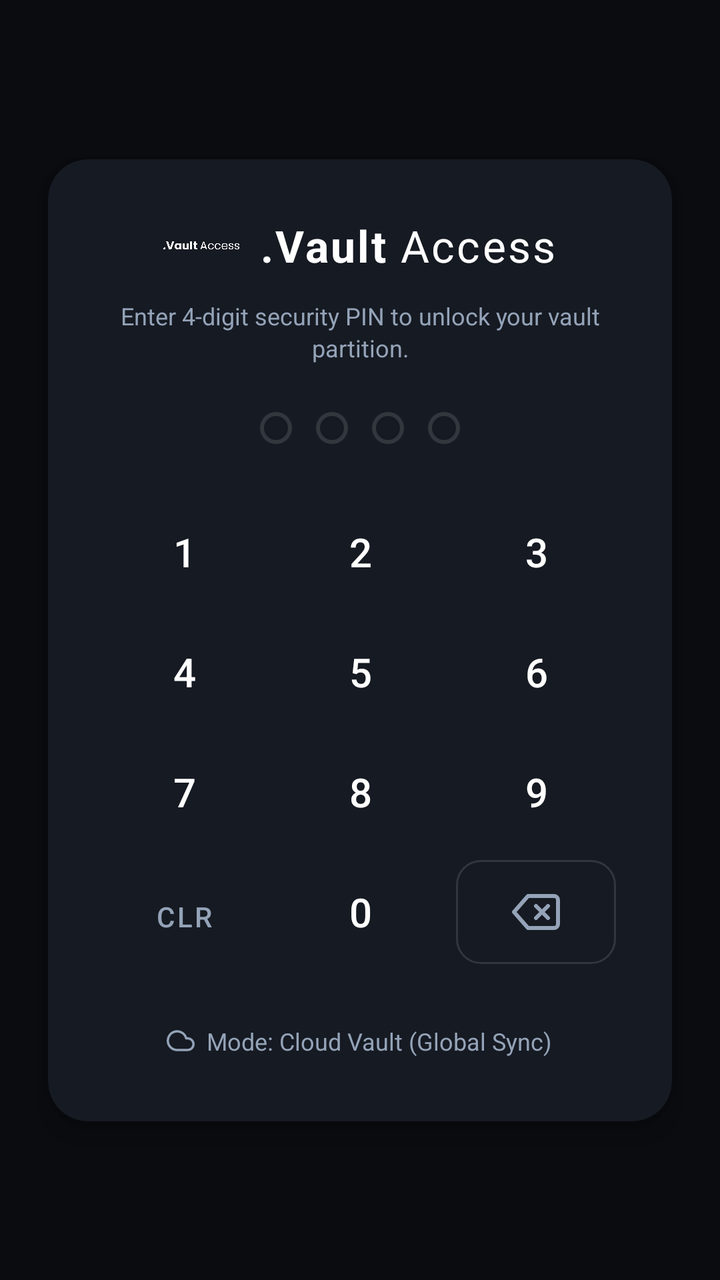
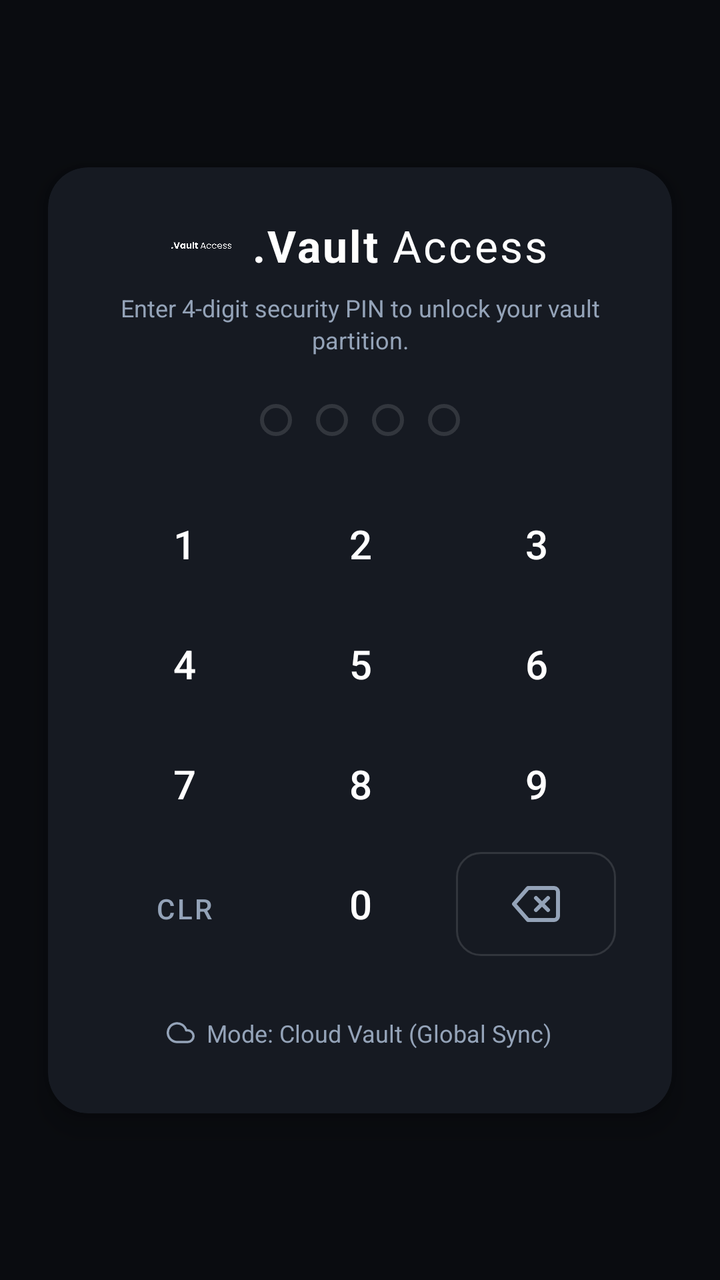

Screens rendered from an Android XML layout before and after an edit, with the pre-edit source and the edit as a unified diff.
<!-- AndroidManifest.xml: activity theme Theme.GhostFileShuttler.Splash -->
<!-- res/layout/activity_auth.xml -->
<?xml version="1.0" encoding="utf-8"?>
<androidx.constraintlayout.widget.ConstraintLayout xmlns:android="http://schemas.android.com/apk/res/android"
    xmlns:app="http://schemas.android.com/apk/res-auto"
    android:layout_width="match_parent"
    android:layout_height="match_parent"
    android:background="@color/ghost_background"
    android:padding="16dp">

    
    <androidx.cardview.widget.CardView
        android:id="@+id/cardAuth"
        android:layout_width="0dp"
        android:layout_height="wrap_content"
        android:layout_marginHorizontal="8dp"
        app:cardBackgroundColor="@color/ghost_surface"
        app:cardCornerRadius="20dp"
        app:cardElevation="8dp"
        app:layout_constraintBottom_toBottomOf="parent"
        app:layout_constraintEnd_toEndOf="parent"
        app:layout_constraintStart_toStartOf="parent"
        app:layout_constraintTop_toTopOf="parent"
        app:layout_constraintWidth_max="360dp">

        <LinearLayout
            android:layout_width="match_parent"
            android:layout_height="wrap_content"
            android:gravity="center_horizontal"
            android:orientation="vertical"
            android:padding="24dp">

            
            <LinearLayout
                android:layout_width="wrap_content"
                android:layout_height="wrap_content"
                android:gravity="center_vertical"
                android:orientation="horizontal">

                <ImageView
                    android:id="@+id/imgAuthLogo"
                    android:layout_width="38dp"
                    android:layout_height="38dp"
                    android:layout_marginEnd="10dp"
                    android:adjustViewBounds="true"
                    android:background="@null"
                    android:contentDescription="@string/brand_title"
                    android:src="@drawable/ic_vault_brand" />

                <TextView
                    android:id="@+id/tvBrandVault"
                    android:layout_width="wrap_content"
                    android:layout_height="wrap_content"
                    android:letterSpacing="0.05"
                    android:text=".Vault"
                    android:textColor="@color/ghost_text_primary"
                    android:textSize="22sp"
                    android:textStyle="bold" />

                <TextView
                    android:id="@+id/tvBrandAccess"
                    android:layout_width="wrap_content"
                    android:layout_height="wrap_content"
                    android:layout_marginStart="6dp"
                    android:letterSpacing="0.05"
                    android:text="Access"
                    android:textColor="@color/ghost_text_primary"
                    android:textSize="22sp"
                    android:textStyle="normal" />
            </LinearLayout>

            <TextView
                android:layout_width="wrap_content"
                android:layout_height="wrap_content"
                android:layout_marginTop="8dp"
                android:gravity="center"
                android:lineSpacingExtra="2dp"
                android:text="@string/auth_subtitle"
                android:textColor="@color/ghost_text_secondary"
                android:textSize="12sp" />

            
            <LinearLayout
                android:id="@+id/layoutPinDots"
                android:layout_width="wrap_content"
                android:layout_height="wrap_content"
                android:layout_marginVertical="24dp"
                android:gravity="center"
                android:orientation="horizontal">

                <View
                    android:id="@+id/dot1"
                    android:layout_width="16dp"
                    android:layout_height="16dp"
                    android:layout_marginHorizontal="6dp"
                    android:background="@drawable/bg_pin_dot_empty" />

                <View
                    android:id="@+id/dot2"
                    android:layout_width="16dp"
                    android:layout_height="16dp"
                    android:layout_marginHorizontal="6dp"
                    android:background="@drawable/bg_pin_dot_empty" />

                <View
                    android:id="@+id/dot3"
                    android:layout_width="16dp"
                    android:layout_height="16dp"
                    android:layout_marginHorizontal="6dp"
                    android:background="@drawable/bg_pin_dot_empty" />

                <View
                    android:id="@+id/dot4"
                    android:layout_width="16dp"
                    android:layout_height="16dp"
                    android:layout_marginHorizontal="6dp"
                    android:background="@drawable/bg_pin_dot_empty" />
            </LinearLayout>

            
            <GridLayout
                android:id="@+id/gridKeypad"
                android:layout_width="match_parent"
                android:layout_height="wrap_content"
                android:columnCount="3"
                android:rowCount="4">

                
                <Button
                    android:id="@+id/btn1"
                    style="@style/Widget.MaterialComponents.Button.TextButton"
                    android:layout_width="0dp"
                    android:layout_height="52dp"
                    android:layout_columnWeight="1"
                    android:layout_margin="4dp"
                    android:background="@drawable/bg_keypad_button"
                    android:text="1"
                    android:textColor="@color/ghost_text_primary"
                    android:textSize="20sp" />

                
                <Button
                    android:id="@+id/btn2"
                    style="@style/Widget.MaterialComponents.Button.TextButton"
                    android:layout_width="0dp"
                    android:layout_height="52dp"
                    android:layout_columnWeight="1"
                    android:layout_margin="4dp"
                    android:background="@drawable/bg_keypad_button"
                    android:text="2"
                    android:textColor="@color/ghost_text_primary"
                    android:textSize="20sp" />

                
                <Button
                    android:id="@+id/btn3"
                    style="@style/Widget.MaterialComponents.Button.TextButton"
                    android:layout_width="0dp"
                    android:layout_height="52dp"
                    android:layout_columnWeight="1"
                    android:layout_margin="4dp"
                    android:background="@drawable/bg_keypad_button"
                    android:text="3"
                    android:textColor="@color/ghost_text_primary"
                    android:textSize="20sp" />

                
                <Button
                    android:id="@+id/btn4"
                    style="@style/Widget.MaterialComponents.Button.TextButton"
                    android:layout_width="0dp"
                    android:layout_height="52dp"
                    android:layout_columnWeight="1"
                    android:layout_margin="4dp"
                    android:background="@drawable/bg_keypad_button"
                    android:text="4"
                    android:textColor="@color/ghost_text_primary"
                    android:textSize="20sp" />

                
                <Button
                    android:id="@+id/btn5"
                    style="@style/Widget.MaterialComponents.Button.TextButton"
                    android:layout_width="0dp"
                    android:layout_height="52dp"
                    android:layout_columnWeight="1"
                    android:layout_margin="4dp"
                    android:background="@drawable/bg_keypad_button"
                    android:text="5"
                    android:textColor="@color/ghost_text_primary"
                    android:textSize="20sp" />

                
                <Button
                    android:id="@+id/btn6"
                    style="@style/Widget.MaterialComponents.Button.TextButton"
                    android:layout_width="0dp"
                    android:layout_height="52dp"
                    android:layout_columnWeight="1"
                    android:layout_margin="4dp"
                    android:background="@drawable/bg_keypad_button"
                    android:text="6"
                    android:textColor="@color/ghost_text_primary"
                    android:textSize="20sp" />

                
                <Button
                    android:id="@+id/btn7"
                    style="@style/Widget.MaterialComponents.Button.TextButton"
                    android:layout_width="0dp"
                    android:layout_height="52dp"
                    android:layout_columnWeight="1"
                    android:layout_margin="4dp"
                    android:background="@drawable/bg_keypad_button"
                    android:text="7"
                    android:textColor="@color/ghost_text_primary"
                    android:textSize="20sp" />

                
                <Button
                    android:id="@+id/btn8"
                    style="@style/Widget.MaterialComponents.Button.TextButton"
                    android:layout_width="0dp"
                    android:layout_height="52dp"
                    android:layout_columnWeight="1"
                    android:layout_margin="4dp"
                    android:background="@drawable/bg_keypad_button"
                    android:text="8"
                    android:textColor="@color/ghost_text_primary"
                    android:textSize="20sp" />

                
                <Button
                    android:id="@+id/btn9"
                    style="@style/Widget.MaterialComponents.Button.TextButton"
                    android:layout_width="0dp"
                    android:layout_height="52dp"
                    android:layout_columnWeight="1"
                    android:layout_margin="4dp"
                    android:background="@drawable/bg_keypad_button"
                    android:text="9"
                    android:textColor="@color/ghost_text_primary"
                    android:textSize="20sp" />

                
                <Button
                    android:id="@+id/btnClr"
                    style="@style/Widget.MaterialComponents.Button.TextButton"
                    android:layout_width="0dp"
                    android:layout_height="52dp"
                    android:layout_columnWeight="1"
                    android:layout_margin="4dp"
                    android:background="@drawable/bg_keypad_button"
                    android:text="CLR"
                    android:textColor="@color/ghost_text_secondary"
                    android:textSize="14sp" />

                
                <Button
                    android:id="@+id/btn0"
                    style="@style/Widget.MaterialComponents.Button.TextButton"
                    android:layout_width="0dp"
                    android:layout_height="52dp"
                    android:layout_columnWeight="1"
                    android:layout_margin="4dp"
                    android:background="@drawable/bg_keypad_button"
                    android:text="0"
                    android:textColor="@color/ghost_text_primary"
                    android:textSize="20sp" />

                
                <ImageButton
                    android:id="@+id/btnDel"
                    android:layout_width="0dp"
                    android:layout_height="52dp"
                    android:layout_columnWeight="1"
                    android:layout_margin="4dp"
                    android:background="@drawable/bg_keypad_button"
                    android:contentDescription="Delete"
                    android:src="@drawable/ic_backspace"
                    app:tint="@color/ghost_text_secondary" />
            </GridLayout>

            
            <ProgressBar
                android:id="@+id/progressAuth"
                android:layout_width="24dp"
                android:layout_height="24dp"
                android:layout_marginTop="16dp"
                android:indeterminateTint="@color/ghost_text_primary"
                android:visibility="gone" />

            
            <LinearLayout
                android:id="@+id/btnServerConfig"
                android:layout_width="wrap_content"
                android:layout_height="wrap_content"
                android:layout_marginTop="16dp"
                android:gravity="center_vertical"
                android:orientation="horizontal"
                android:padding="8dp">

                <ImageView
                    android:id="@+id/imgServerModeIcon"
                    android:layout_width="14dp"
                    android:layout_height="14dp"
                    android:contentDescription="Mode"
                    android:src="@drawable/ic_cloud"
                    app:tint="@color/ghost_text_secondary" />

                <TextView
                    android:id="@+id/tvServerTarget"
                    android:layout_width="wrap_content"
                    android:layout_height="wrap_content"
                    android:layout_marginStart="6dp"
                    android:text="Mode: Cloud Vault (Global Sync)"
                    android:textColor="@color/ghost_text_secondary"
                    android:textSize="12sp" />
            </LinearLayout>

        </LinearLayout>
    </androidx.cardview.widget.CardView>

</androidx.constraintlayout.widget.ConstraintLayout>
<!-- resources referenced by this layout -->
<resources>
  <color name="ghost_background">#0A0C10</color>
  <color name="ghost_surface">#161A22</color>
  <color name="ghost_text_primary">#FFFFFF</color>
  <color name="ghost_text_secondary">#94A3B8</color>
  <!-- drawable bg_keypad_button (drawable) -->
  <?xml version="1.0" encoding="utf-8"?>
  <ripple xmlns:android="http://schemas.android.com/apk/res/android"
      android:color="@color/ghost_surface_hover">
      <item>
          <shape android:shape="rectangle">
              <solid android:color="@color/ghost_surface" />
              <corners android:radius="12dp" />
              <stroke android:width="1dp" android:color="@color/ghost_border" />
          </shape>
      </item>
  </ripple>
  <!-- drawable bg_pin_dot_empty (drawable) -->
  <?xml version="1.0" encoding="utf-8"?>
  <shape xmlns:android="http://schemas.android.com/apk/res/android"
      android:shape="oval">
      <size android:width="16dp" android:height="16dp" />
      <solid android:color="@android:color/transparent" />
      <stroke android:width="2dp" android:color="@color/ghost_border" />
  </shape>
  <!-- drawable ic_backspace (drawable) -->
  <vector xmlns:android="http://schemas.android.com/apk/res/android"
      android:width="24dp"
      android:height="24dp"
      android:viewportWidth="24"
      android:viewportHeight="24">
    <path
        android:pathData="M21,4H8l-7,8 7,8h13a2,2 0,0 0,2 -2V6a2,2 0,0 0,-2 -2zM18,9l-6,6M12,9l6,6"
        android:strokeWidth="2"
        android:strokeColor="#FFFFFFFF"
        android:strokeLineCap="round"
        android:strokeLineJoin="round"/>
  </vector>
  <!-- drawable ic_cloud (drawable) -->
  <vector xmlns:android="http://schemas.android.com/apk/res/android"
      android:width="24dp"
      android:height="24dp"
      android:viewportWidth="24"
      android:viewportHeight="24">
      <path
          android:fillColor="@android:color/transparent"
          android:strokeColor="#FFFFFF"
          android:strokeWidth="2"
          android:strokeLineCap="round"
          android:strokeLineJoin="round"
          android:pathData="M18,10h-1.26A8,8 0 1,0 9,20h9a5,5 0 0,0 0,-10z" />
  </vector>
  <string name="auth_subtitle">Enter 4-digit security PIN to unlock your vault partition.</string>
  <string name="brand_title">.Vault Access</string>
  <style name="Theme.GhostFileShuttler.Splash" parent="Theme.GhostFileShuttler">
          <item name="android:windowBackground">@drawable/bg_splash_screen</item>
      </style>
  <color name="ghost_surface_hover">#1E2430</color>
  <color name="ghost_border">#1FFFFFFF</color>
  <style name="Theme.GhostFileShuttler" parent="Theme.Material3.Dark.NoActionBar">
          
          <item name="android:windowBackground">@color/ghost_background</item>
          <item name="colorSurface">@color/ghost_surface</item>
          <item name="android:colorBackground">@color/ghost_background</item>
  
          
          <item name="colorPrimary">@color/ghost_accent</item>
          <item name="colorOnPrimary">@color/ghost_background</item>
          <item name="colorSecondary">@color/ghost_accent</item>
          <item name="colorOnSecondary">@color/ghost_background</item>
  
          
          <item name="android:textColorPrimary">@color/ghost_text_primary</item>
          <item name="android:textColorSecondary">@color/ghost_text_secondary</item>
  
          
          <item name="android:statusBarColor">@color/ghost_background</item>
          <item name="android:navigationBarColor">@color/ghost_background</item>
          <item name="android:windowLightStatusBar">false</item>
      </style>
  <!-- drawable bg_splash_screen (drawable) -->
  <?xml version="1.0" encoding="utf-8"?>
  <layer-list xmlns:android="http://schemas.android.com/apk/res/android">
      <item android:drawable="@color/ghost_background" />
      <item
          android:width="228dp"
          android:height="28dp"
          android:gravity="center">
          <bitmap
              android:gravity="center"
              android:src="@drawable/ic_vault_brand" />
      </item>
  </layer-list>
  <color name="ghost_accent">#00F0FF</color>
</resources>

<!-- the commit's change to res/layout/activity_auth.xml (unified diff, before → after) -->
@@ -37,8 +37,8 @@
 
                 <ImageView
                     android:id="@+id/imgAuthLogo"
-                    android:layout_width="38dp"
-                    android:layout_height="38dp"
+                    android:layout_width="30dp"
+                    android:layout_height="30dp"
                     android:layout_marginEnd="10dp"
                     android:adjustViewBounds="true"
                     android:background="@null"
<!-- resource entries referenced after the edit -->
@@ -84,8 +84,8 @@
   <layer-list xmlns:android="http://schemas.android.com/apk/res/android">
       <item android:drawable="@color/ghost_background" />
       <item
-          android:width="228dp"
-          android:height="28dp"
+          android:width="182dp"
+          android:height="22dp"
           android:gravity="center">
           <bitmap
               android:gravity="center"
